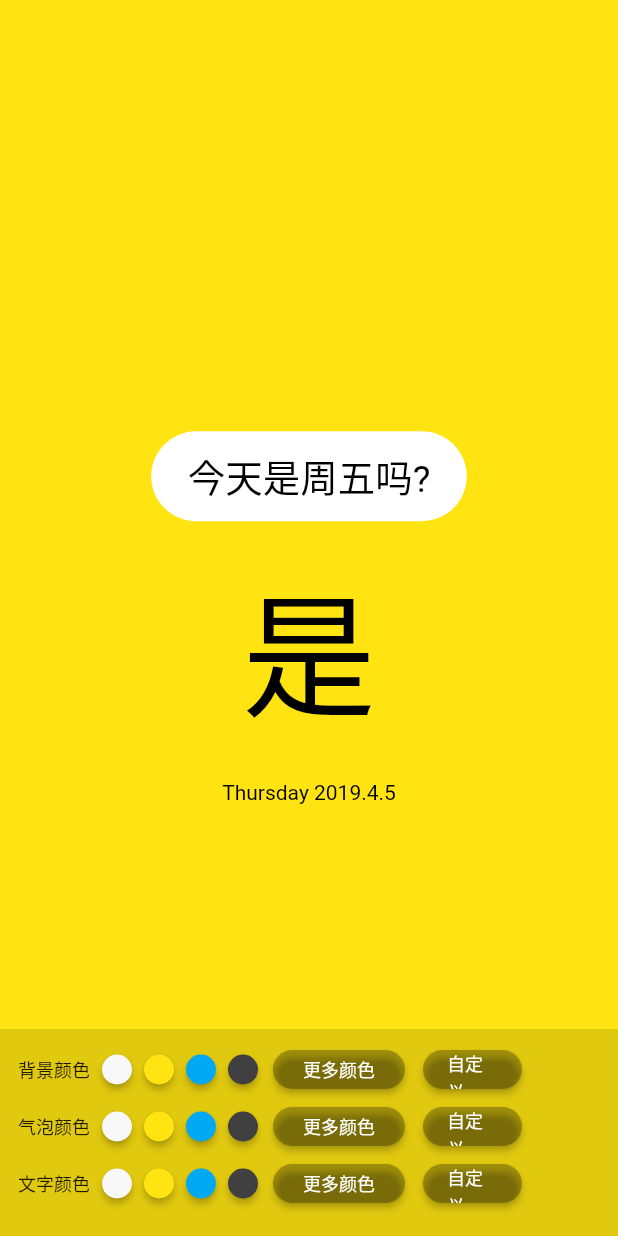
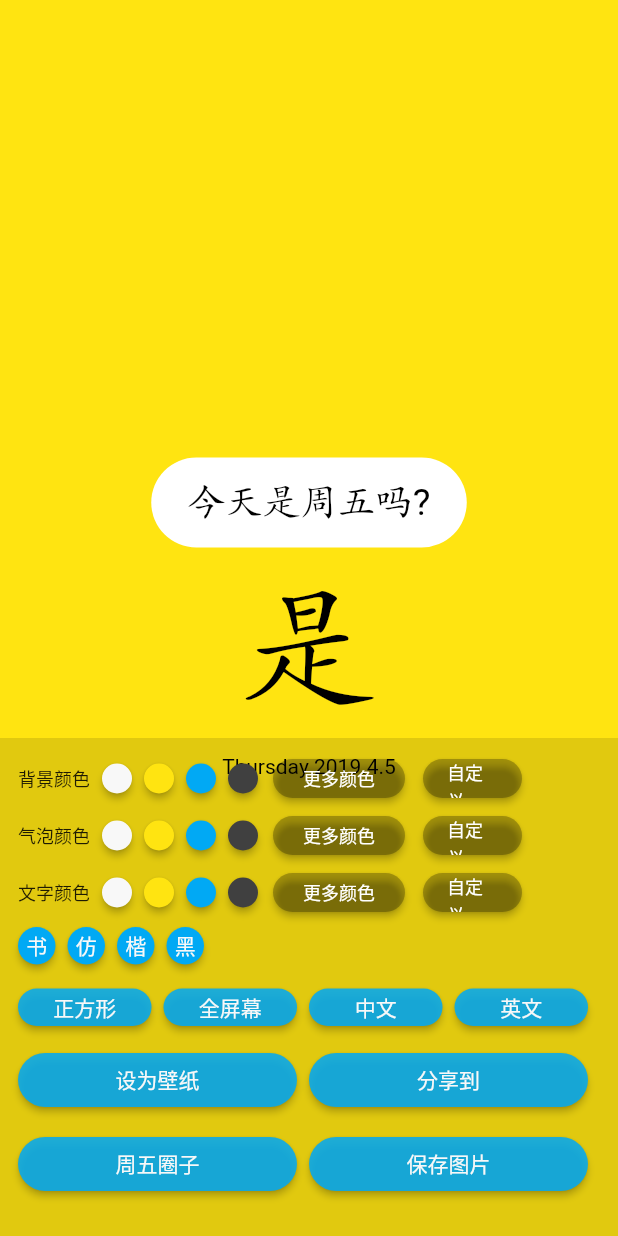
Before and after one commit to zhufree/friday_today, a Flutter app: the screen it shows after launch, on a phone screen of 412 x 824 dp. Run offline on Flutter 3.47's test engine with Material 2 defaults, Android fonts, the phone set to English and light mode, and no system bars.

Commit message:
update:控制面板样式完成

```diff
--- a/lib/main.dart
+++ b/lib/main.dart
@@ -36,6 +36,7 @@ class FridayPage extends StatefulWidget {
 class _FridayPageState extends State<FridayPage> {
   int langType = 0;
   int fontType = 0;
+  String fontName = "kaiTi";
   Color bgColor = Colors.yellow;
   Color bubbleColor = Colors.white;
   Color textColor = Colors.black54;
@@ -91,27 +92,21 @@ class _FridayPageState extends State<FridayPage> {
               child: Text(
                 Strings.appName,
                 style: TextStyle(
-                  fontSize: 25,
-                  color: textColor,
-                ),
+                    fontSize: 25, color: textColor, fontFamily: fontName),
               ),
             ),
           ),
           Text(
             '是',
-            style: TextStyle(
-              fontSize: 90,
-              color: textColor,
-            ),
+            style:
+                TextStyle(fontSize: 90, color: textColor, fontFamily: fontName),
           ),
           Container(
             margin: EdgeInsets.only(top: 20.0),
             child: Text(
               "${weekdayToString(today.weekday)} ${today.year}.${today.month}.${today.day}",
               textAlign: TextAlign.center,
-              style: TextStyle(
-                color: textColor,
-              ),
+              style: TextStyle(color: textColor, fontFamily: fontName),
             ),
           ),
         ],
@@ -125,16 +120,173 @@ class _FridayPageState extends State<FridayPage> {
       padding: EdgeInsets.all(12.0),
       color: Color.fromARGB(30, 0, 0, 0),
       child: Column(
+        crossAxisAlignment: CrossAxisAlignment.start,
         children: <Widget>[
           _buildColorController(0),
           _buildColorController(1),
           _buildColorController(2),
+          Container(
+            margin: EdgeInsets.only(bottom: 16.0),
+            child: Wrap(
+              children: _buildFontRow(langType),
+            ),
+          ),
+          Container(
+            margin: EdgeInsets.only(bottom: 16.0),
+            child: Row(
+              mainAxisAlignment: MainAxisAlignment.start,
+              children: <Widget>[
+                _buildCommonButton(
+                    Text(
+                      "正方形",
+                      style: TextStyle(color: FridayColors.jikeWhite),
+                    ),
+                    25.0,
+                    _square),
+                _buildCommonButton(
+                    Text(
+                      "全屏幕",
+                      style: TextStyle(color: FridayColors.jikeWhite),
+                    ),
+                    25.0,
+                    _square),
+                _buildCommonButton(
+                    Text(
+                      "中文",
+                      style: TextStyle(color: FridayColors.jikeWhite),
+                    ),
+                    25.0,
+                    _square),
+                _buildCommonButton(
+                    Text(
+                      "英文",
+                      style: TextStyle(color: FridayColors.jikeWhite),
+                    ),
+                    25.0,
+                    _square),
+              ],
+            ),
+          ),
+          Container(
+            margin: EdgeInsets.only(bottom: 16.0),
+            child: Row(
+              children: <Widget>[
+                _buildCommonButton(
+                    Text(
+                      "设为壁纸",
+                      style: TextStyle(
+                          color: FridayColors.jikeWhite, fontSize: 14.0),
+                    ),
+                    40.0,
+                    _square),
+                _buildCommonButton(
+                    Text(
+                      "分享到",
+                      style: TextStyle(
+                        color: FridayColors.jikeWhite,
+                        fontSize: 14.0,
+                      ),
+                    ),
+                    40.0,
+                    _square),
+              ],
+            ),
+          ),
+          Container(
+            margin: EdgeInsets.only(bottom: 16.0),
+            child: Row(
+              children: <Widget>[
+                _buildCommonButton(
+                    Text(
+                      "周五圈子",
+                      style: TextStyle(
+                          color: FridayColors.jikeWhite, fontSize: 14.0),
+                    ),
+                    40.0,
+                    _square),
+                _buildCommonButton(
+                    Text(
+                      "保存图片",
+                      style: TextStyle(
+                        color: FridayColors.jikeWhite,
+                        fontSize: 14.0,
+                      ),
+                    ),
+                    40.0,
+                    _square),
+              ],
+            ),
+          )
         ],
       ),
     );
   }
 
-  /// 绘制切换颜色的三行
+  _square() {
+    print("click");
+  }
+
+  _buildCommonButton(Widget text, double maxHeight, var onClick) {
+    return Expanded(
+      child: Container(
+        margin: EdgeInsets.only(right: 8.0),
+        child: Container(
+          constraints: BoxConstraints(maxHeight: maxHeight, maxWidth: 70.0),
+          child: RaisedButton(
+            padding: EdgeInsets.all(0.0),
+            onPressed: () {
+              onClick();
+            },
+//          onPressed: _changeColor(type, color), // 这样写颜色出不来
+            child: text,
+            color: FridayColors.jikeBlue.withAlpha(0xdd),
+            shape: StadiumBorder(),
+          ),
+        ),
+      ),
+    );
+  }
+
+  List<Widget> _buildFontRow(int langType) {
+    List<Widget> fontRows = [];
+    if (langType == 0) {
+      fontRows.add(_buildFontChangeDot(0));
+      fontRows.add(_buildFontChangeDot(-1));
+      fontRows.add(_buildFontChangeDot(-2));
+      fontRows.add(_buildFontChangeDot(-3));
+    } else {}
+    return fontRows;
+  }
+
+  /// 切换字体的按钮
+  _buildFontChangeDot(int fontType) {
+    return Container(
+      margin: EdgeInsets.only(right: 8.0),
+      child: Container(
+        width: 25.0,
+        height: 25.0,
+        child: RaisedButton(
+//          onPressed: _changeColor(type, color), // 这样写颜色出不来
+          padding: EdgeInsets.all(0.0),
+          child: Text(
+            getFontTitleByType(fontType),
+            style: TextStyle(color: FridayColors.jikeWhite),
+          ),
+          onPressed: () {
+            _changeFontType(fontType);
+          },
+          color: FridayColors.jikeBlue,
+          shape: CircleBorder(
+              side: BorderSide(
+            color: Colors.transparent,
+            width: 0,
+          )),
+        ),
+      ),
+    );
+  }
+
+  /// 绘制切换颜色的三行 [type]背景/气泡/字体
   _buildColorController(int type) {
     return Container(
       margin: EdgeInsets.only(bottom: 8.0),
@@ -287,7 +439,8 @@ class _FridayPageState extends State<FridayPage> {
   void _handleSubmitted(int type, String text) {
     _inputController.clear();
     print(int.parse("0x$text"));
-    _changeColor(type, Color(int.parse(text.length == 8?"0x$text":"0xFF$text")));
+    _changeColor(
+        type, Color(int.parse(text.length == 8 ? "0x$text" : "0xFF$text")));
   }
 
   /// 显示自定义颜色的dialog
@@ -317,6 +470,12 @@ class _FridayPageState extends State<FridayPage> {
         );
       },
     );
+  }
+
+  _changeFontType(int fontType) {
+    setState(() {
+      fontName = getFontNameByType(fontType);
+    });
   }
 }
 
@@ -357,3 +516,38 @@ String getTitleByType(type) {
       return "背景";
   }
 }
+
+const int shuType = 0;
+const int fangType = -1;
+const int kaiType = -2;
+const int heiType = -3;
+
+String getFontTitleByType(type) {
+  switch (type) {
+    case shuType:
+      return "书";
+    case fangType:
+      return "仿";
+    case kaiType:
+      return "楷";
+    case heiType:
+      return "黑";
+    default:
+      return "楷";
+  }
+}
+
+String getFontNameByType(type) {
+  switch (type) {
+    case shuType:
+      return "shuSong";
+    case fangType:
+      return "fangSong";
+    case kaiType:
+      return "kaiTi";
+    case heiType:
+      return "heiTi";
+    default:
+      return "kaiTi";
+  }
+}
```
